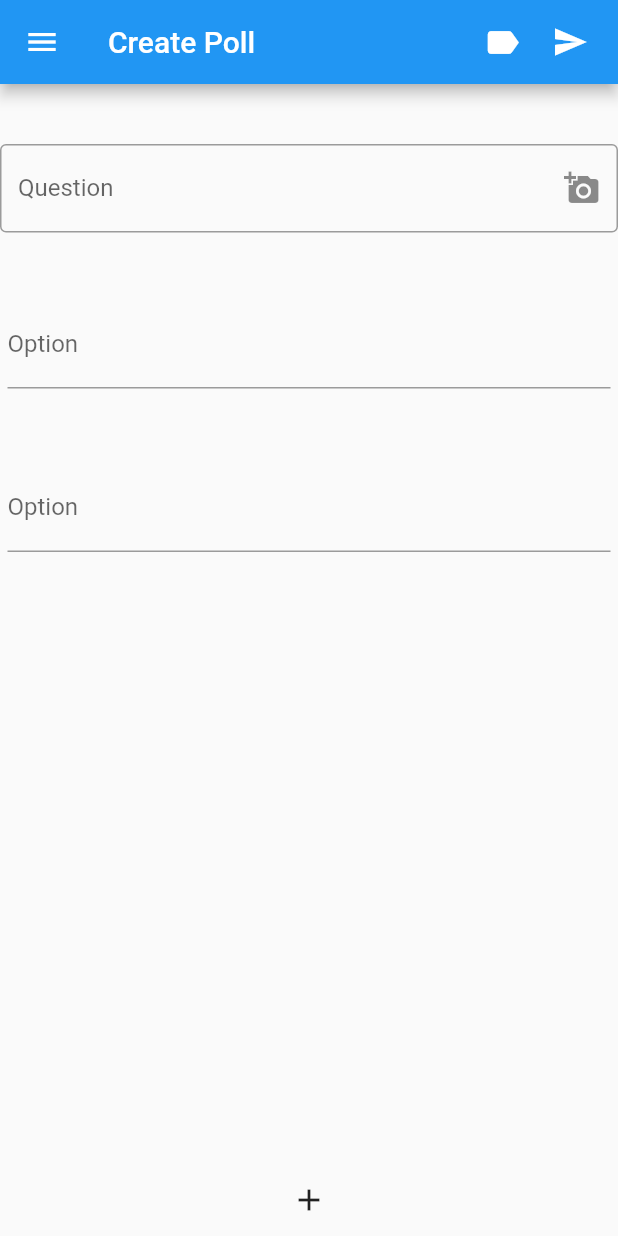
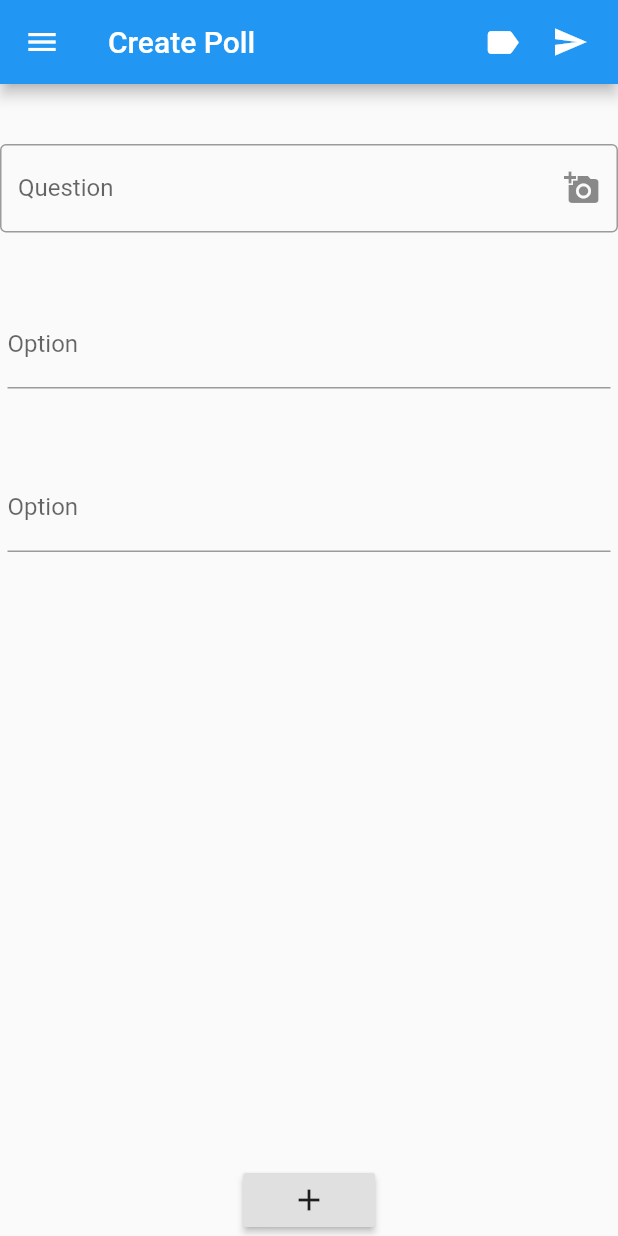
Before and after one commit to prabhat00155/vote, a Flutter app: the CreatePoll screen opened directly, after a tap on the "add" icon, after a tap on the "send" icon, on a phone screen of 412 x 824 dp. Run offline on Flutter 3.47's test engine with Material 2 defaults, Android fonts, the phone set to English and light mode, and no system bars; our stand-ins replace percent_indicator.

Commit message:
create poll UI

```diff
--- a/lib/create_poll.dart
+++ b/lib/create_poll.dart
@@ -1,31 +1,69 @@
 import 'package:flutter/material.dart';
+import 'package:vote/entity/create_poll.dart';
+
+var MAX_OPTIONS_ALLOWED = 4;
 
 class CreatePoll extends StatefulWidget {
   @override
   _CreatePollState createState() => _CreatePollState();
 }
 
+class _CreatePollState extends State<CreatePoll> {
   int _count = 1;
-List<String> optionsList = new List();
   String question = '';
-
-class _CreatePollState extends State<CreatePoll> {
-  final _textEditingController = TextEditingController();
+  List<TextEditingController> optionTextFieldControllers;
+  var quesTextFieldController;
+  bool _isAddOptionButtonDisabled = false;
 
   @override
   void dispose() {
+    //_count = 1;
     // Clean up the controller when the widget is disposed.
-    _textEditingController.dispose();
+    quesTextFieldController.dispose();
+    optionTextFieldControllers.forEach((element) {element.dispose();});
+
     super.dispose();
   }
 
   @override
   Widget build(BuildContext context) {
-    List<Widget> listOptions =
-        new List.generate(_count, (int i) => new OptionsList());
+    quesTextFieldController = TextEditingController();
+    optionTextFieldControllers = new List.generate(_count, (int i) => TextEditingController());
 
     return Scaffold(
-      appBar: AppBar(
+      appBar: appBar(),
+      body: LayoutBuilder(builder: (context, constraint) {
+        return Container(
+          child: Column(
+            children: <Widget>[
+              Container(
+                padding: EdgeInsets.all(20.0),
+              ),
+              quesTextFormField(),
+              Container(
+                padding: EdgeInsets.all(20.0),
+              ),
+              Expanded(
+                child: ListView.builder(itemCount: _count, itemBuilder: (BuildContext ctxt, int index) {
+                  return optionContainer(index);
+                }),
+              ),
+              Align(
+                alignment: FractionalOffset.bottomCenter,
+                child: RaisedButton(
+                  onPressed: _isAddOptionButtonDisabled ? null : _addNewOption,//_addNewOption,
+                  child: Icon(Icons.add),
+                ),
+              ),
+            ],
+          ),
+        );
+      }),
+    );
+  }
+
+  Widget appBar(){
+    return AppBar(
       title: Text("Create Poll"),
       leading: GestureDetector(
         onTap: () {
@@ -48,51 +86,55 @@ class _CreatePollState extends State<CreatePoll> {
         Padding(
             padding: EdgeInsets.only(right: 20.0),
             child: GestureDetector(
-                onTap: () {},
+              onTap: savePoll,
               child: Icon(Icons.send),
             )),
       ],
-      ),
-      body: LayoutBuilder(builder: (context, constraint) {
+    );
+  }
+
+  void savePoll(){
+    print('Saving object...');
+    List<String> options;
+    String ques = quesTextFieldController.text;
+    print('ques text is ' + ques + quesTextFieldController.text);
+
+    optionTextFieldControllers.forEach((element) {
+      if(element.text.isNotEmpty) {
+        //options[](element.text);
+        print('value of each controller is ' + element.text);
+      }
+    });
+
+
+    //CreatePollEntity createPollEntity = new CreatePollEntity(ques, options);
+
+  }
+
+  Widget optionContainer(index){
+    var myController = optionTextFieldControllers[index];
+
     return Container(
+      width: 170.0,
+      padding: EdgeInsets.all(5.0),
       child: Column(
         children: <Widget>[
+          TextFormField(
+            controller: myController,
+            decoration: InputDecoration(
+              labelText: 'Option',
+            ),
+          ),
           Container(
             padding: EdgeInsets.all(20.0),
-              ),
-              textFormField(),
-              Container(
-                padding: EdgeInsets.all(20.0),
-              ),
-              Expanded(
-                child: Container(
-                  height: 200.0,
-                  child: ListView(
-                    shrinkWrap: false,
-                    children: listOptions,
-                    scrollDirection: Axis.vertical,
-                  ),
-                ),
-              ),
-              Align(
-                alignment: FractionalOffset.bottomCenter,
-                child: FlatButton(
-                  onPressed: _addNewOption,
-                  child: Icon(Icons.add),
-                ),
           ),
         ],
       ),
     );
-      }),
-    );
   }
-
-  Widget textFormField() {
+  Widget quesTextFormField() {
     return TextFormField(
-      onChanged: (value) {
-        print('Value for field saved as "$value"');
-      },
+      controller: quesTextFieldController,
       decoration: InputDecoration(
           suffixIcon: IconButton(
             onPressed: () => {print('add a photo button clicked')},
@@ -107,41 +149,9 @@ class _CreatePollState extends State<CreatePoll> {
   void _addNewOption() {
     setState(() {
       _count = _count + 1;
+      if(_count == MAX_OPTIONS_ALLOWED){
+        _isAddOptionButtonDisabled = true;
+      }
     });
   }
 }
-
-class OptionsList extends StatefulWidget {
-  @override
-  State<StatefulWidget> createState() => new _OptionsList();
-}
-
-class _OptionsList extends State<OptionsList> {
-  @override
-  Widget build(BuildContext context) {
-    return Container(
-      width: 170.0,
-      padding: EdgeInsets.all(5.0),
-      child: Column(
-        children: <Widget>[
-          TextFormField(
-            onChanged: (value) {
-              print('Value for field option as "$value"');
-            },
-            decoration: InputDecoration(
-              labelText: 'Option',
-            ),
-          ),
-          Container(
-            padding: EdgeInsets.all(20.0),
-          ),
-        ],
-      ),
-    );
-  }
-
-  @override
-  void initState() {
-    super.initState();
-  }
-}
--- /dev/null
+++ b/lib/entity/create_poll.dart
@@ -0,0 +1,6 @@
+class CreatePollEntity {
+  String question;
+  List<String> options;
+
+  CreatePollEntity(this.question, this.options);
+}
--- a/lib/model/create_poll.dart
+++ /dev/null
@@ -1,6 +0,0 @@
-class CreatePoll {
-  String question;
-  List<String> options;
-
-  CreatePoll(this.question, this.options);
-}
```
Lines whose indentation alone changed are shown as unchanged.
